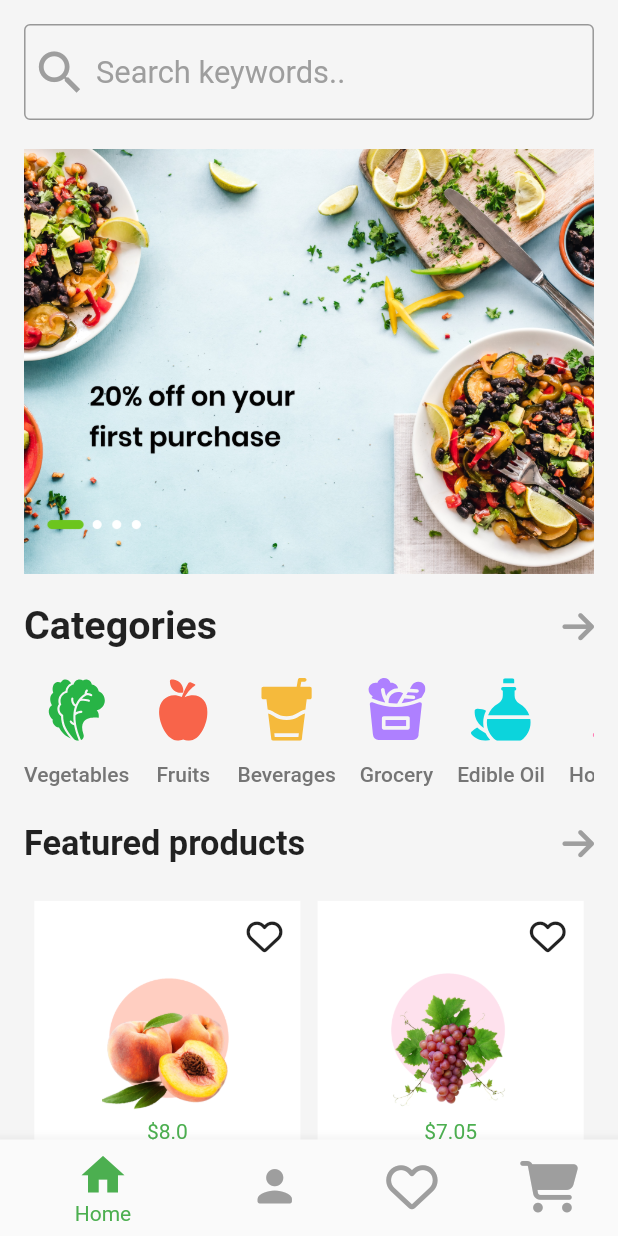
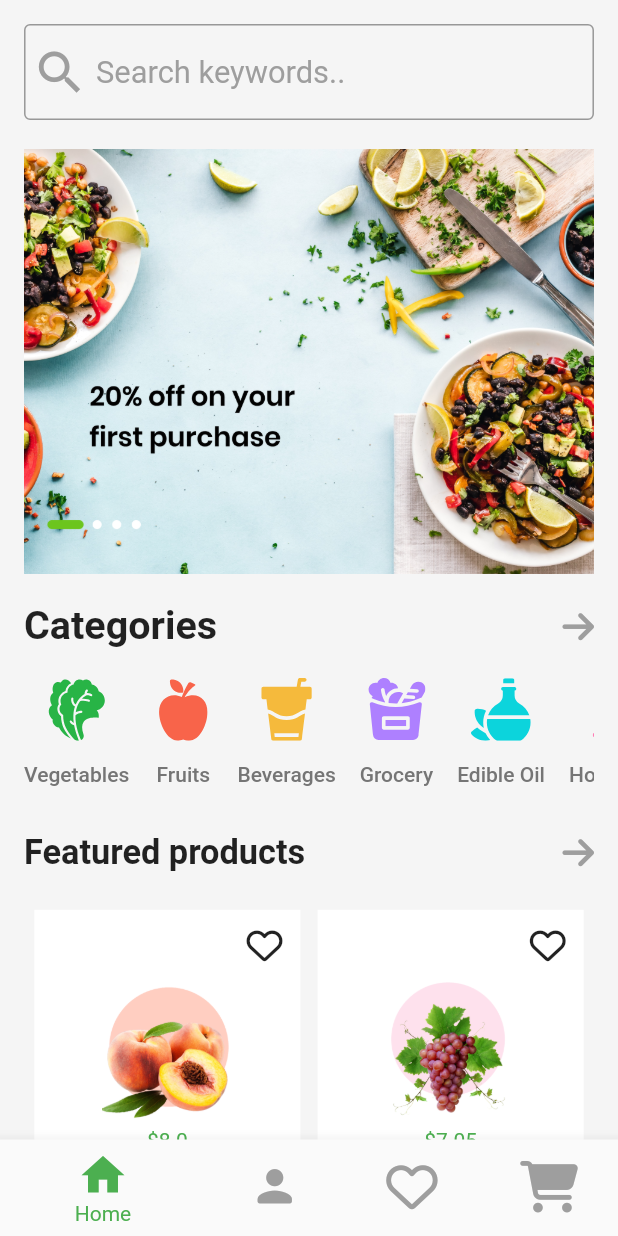
Before and after one commit to yousofkortam/flutter_challange1, a Flutter app: the screen it shows after launch, on a phone screen of 412 x 824 dp. Run offline on Flutter 3.47's test engine with Material 2 defaults, Android fonts, the light colour scheme and no system bars; our stand-ins replace flutter_screenutil, flutter_svg, font_awesome_flutter.

Commit message:
init commit

```diff
--- a/lib/screens/home_page/sections/categories.dart
+++ b/lib/screens/home_page/sections/categories.dart
@@ -32,7 +32,7 @@ class Categories extends StatelessWidget {
           height: 16.h,
         ),
         SizedBox(
-          height: 65.h,
+          height: 70.h,
           child: ListView.builder(
               scrollDirection: Axis.horizontal,
               itemCount: catigories.length,
```
